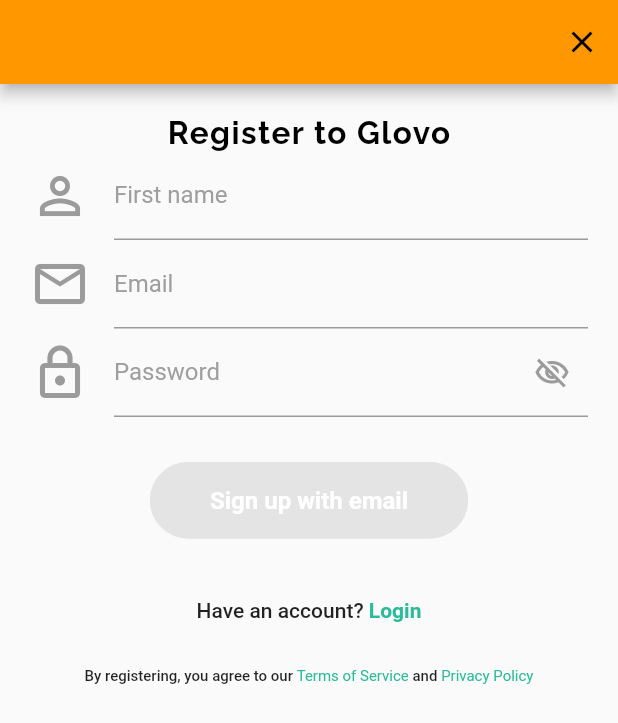
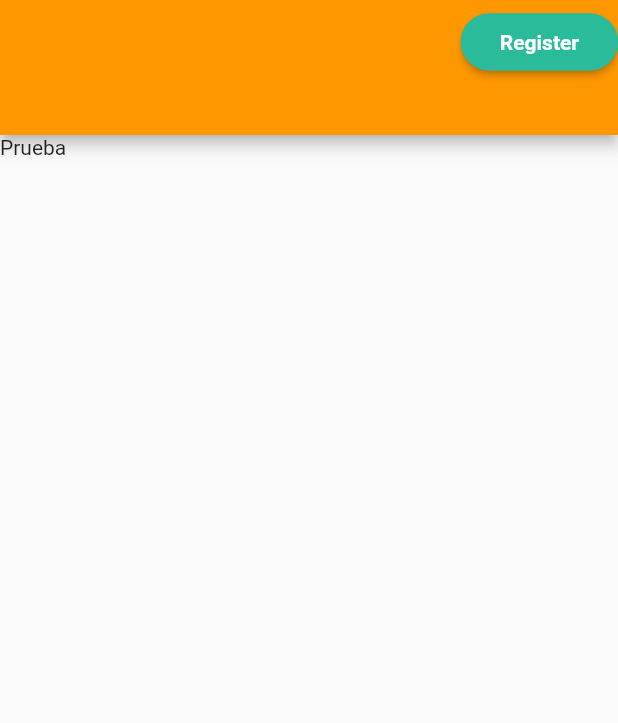
Before and after one commit to UB-ES-2020-F/Glovo, a Flutter app: the screen it shows after launch, on a phone screen of 412 x 824 dp. Shown: the top 723 px of the screen. Run offline on Flutter 3.47's test engine with Material 2 defaults, Android fonts, the light colour scheme and no system bars; our stand-ins replace email_validator, fluttertoast, google_fonts; missing offline and left inert: dart:html.

Commit message:
Finishing task

```diff
--- a/frontend/customerapp/lib/main.dart
+++ b/frontend/customerapp/lib/main.dart
@@ -1,5 +1,6 @@
 import 'package:customerapp/models/signup.dart';
-import 'package:customerapp/screens/signup.dart';
+import 'package:customerapp/screens/anon_root.dart';
+import 'package:customerapp/screens/signUp/signup_page.dart';
 import 'package:customerapp/styles/Glovo.dart';
 import 'package:flutter/material.dart';
 import 'package:provider/provider.dart';
@@ -19,8 +20,11 @@
       child: MaterialApp(
           theme: appTheme,
           title: 'Komet',
-          initialRoute: '/sign-up',
-          routes: {'/sign-up': (context) => SignUp()}),
+          initialRoute: '/',
+          routes: {
+            '/': (context) => AnonRoute(),
+            '/sign-up': (context) => SignUpPage()
+          }),
     );
   }
 }
--- /dev/null
+++ b/frontend/customerapp/lib/screens/anon_root.dart
@@ -0,0 +1,46 @@
+import 'package:customerapp/screens/signUp/signup_dialog.dart';
+import 'package:flutter/material.dart';
+import 'package:flutter/widgets.dart';
+import 'package:customerapp/styles/signup.dart';
+
+class AnonRoute extends StatelessWidget {
+  @override
+  Widget build(BuildContext context) {
+    return Scaffold(
+      appBar: PreferredSize(
+          preferredSize: Size.fromHeight(90.0), // here the desired height
+          child: AppBar(
+            actions: [
+              Padding(
+                  padding: EdgeInsets.symmetric(vertical: 9),
+                  child: SignUpButton())
+            ],
+          )),
+      body: Text('Prueba'),
+    );
+  }
+}
+
+class SignUpButton extends StatelessWidget {
+  @override
+  Widget build(BuildContext context) {
+    return ElevatedButton(
+        onPressed: MediaQuery.of(context).size.width > 600
+            ? () {
+                _showDialog(context);
+              }
+            : () {
+                _showPage(context);
+              },
+        child: Text('Register'),
+        style: registerButtonStyle);
+  }
+
+  void _showDialog(context) {
+    showDialog(context: context, builder: (_) => SignUpDialog());
+  }
+
+  void _showPage(context) {
+    Navigator.pushNamed(context, '/sign-up');
+  }
+}
--- a/frontend/customerapp/lib/screens/signup.dart
+++ b/frontend/customerapp/lib/screens/signUp/signup_form.dart
@@ -7,30 +7,13 @@
 import 'package:email_validator/email_validator.dart';
 import 'package:fluttertoast/fluttertoast.dart';
 
-class SignUp extends StatelessWidget {
-  @override
-  Widget build(BuildContext context) {
-    return Scaffold(
-      appBar: AppBar(
-        actions: [
-          IconButton(
-            icon: Icon(Icons.clear),
-            onPressed: () {},
-          )
-        ],
-      ),
-      body: SignUpDialog(),
-    );
-  }
-}
-
-class SignUpDialog extends StatelessWidget {
+class SignUpFormPage extends StatelessWidget {
   @override
   Widget build(BuildContext context) {
     return Center(
       child: Container(
           child: ListView(
-        padding: const EdgeInsets.all(20.0),
+        shrinkWrap: true,
         children: [
           Center(
               child: Container(
@@ -107,6 +90,7 @@
       child: Column(
         children: [
           Container(
+              padding: EdgeInsets.symmetric(vertical: 15),
               constraints: BoxConstraints(maxWidth: 600),
               child: TextFormField(
                 onSaved: (value) => signUpModel.firstName = value,
@@ -127,6 +111,7 @@
                 ),
               )),
           Container(
+              padding: EdgeInsets.symmetric(vertical: 15),
               constraints: BoxConstraints(maxWidth: 600),
               child: TextFormField(
                 onSaved: (value) => signUpModel.email = value,
@@ -147,6 +132,7 @@
                 ),
               )),
           Container(
+              padding: EdgeInsets.symmetric(vertical: 15),
               constraints: BoxConstraints(maxWidth: 600),
               child: TextFormField(
                 onSaved: (value) => signUpModel.password = value,
@@ -193,7 +179,7 @@
   Widget build(BuildContext context) {
     var signUpModel = context.watch<SignUpModel>();
     return Container(
-      padding: EdgeInsets.all(30),
+      padding: EdgeInsets.symmetric(vertical: 30),
       child: Wrap(
         children: [
           ElevatedButton(
--- a/frontend/customerapp/lib/styles/signup.dart
+++ b/frontend/customerapp/lib/styles/signup.dart
@@ -1,6 +1,18 @@
 import 'dart:html';
 import 'package:google_fonts/google_fonts.dart';
 import 'package:flutter/material.dart';
+
+final registerButtonStyle = ButtonStyle(
+    padding: MaterialStateProperty.resolveWith((states) =>
+        const EdgeInsets.symmetric(vertical: 10.0, horizontal: 26.0)),
+    foregroundColor: MaterialStateColor.resolveWith((states) => Colors.white),
+    textStyle: MaterialStateProperty.resolveWith((states) => TextStyle(
+        color: Colors.white, fontSize: 14, fontWeight: FontWeight.w700)),
+    shape: MaterialStateProperty.resolveWith((states) => RoundedRectangleBorder(
+        borderRadius: BorderRadius.circular(20.0),
+        side: BorderSide(color: Color(0xFF2ABB9B)))),
+    backgroundColor:
+        MaterialStateColor.resolveWith((states) => Color(0xFF2ABB9B)));
 
 final signUpButtonStyleEnabled = ButtonStyle(
     padding: MaterialStateProperty.resolveWith((states) =>
```
Also changed, not shown: frontend/customerapp/lib/screens/signUp/signup_dialog.dart (added, +31 -0 lines), frontend/customerapp/lib/screens/signUp/signup_page.dart (added, +25 -0 lines).
